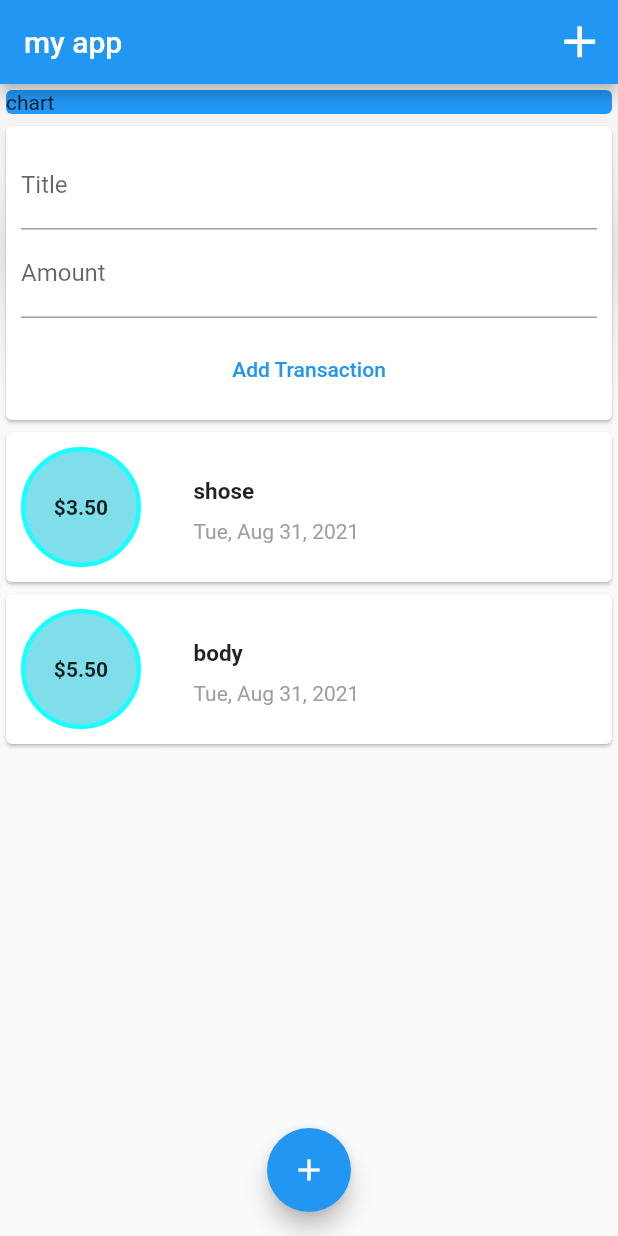
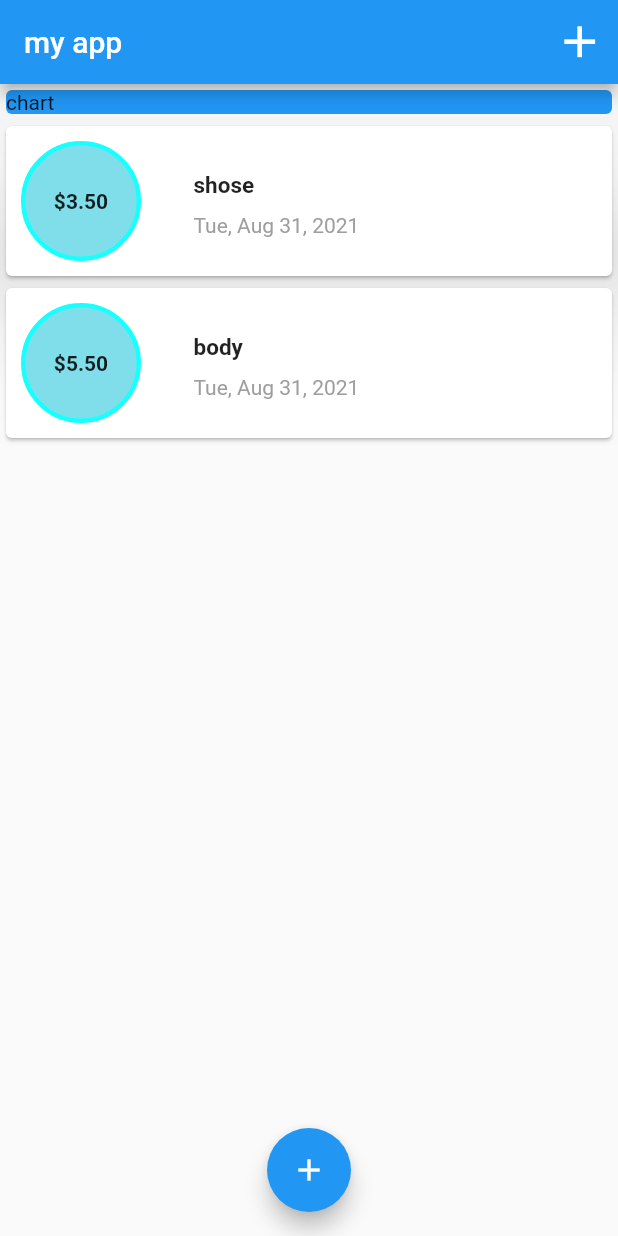
Before and after one commit to Musab-Al-omari/app-PersonalExpenses-Flutter, a Flutter app: the screen it shows after launch, on a phone screen of 412 x 824 dp. Run offline on Flutter 3.47's test engine with Material 2 defaults, Android fonts, the phone set to English and light mode, and no system bars.

Commit message:
some edits with widgt

```diff
--- a/lib/main.dart
+++ b/lib/main.dart
@@ -1,5 +1,7 @@
 import 'package:flutter/material.dart';
-import './widget/StateTransaction.dart';
+import './widget/NewTransaction.dart';
+import './widget/TransactionList.dart';
+import '../models/transaction.dart';
 
 void main() {
   runApp(MyApp());
@@ -15,7 +17,47 @@ class MyApp extends StatelessWidget {
   }
 }
 
-class MyHomePage extends StatelessWidget {
+class MyHomePage extends StatefulWidget {
+  @override
+  _MyHomePageState createState() => _MyHomePageState();
+}
+
+class _MyHomePageState extends State<MyHomePage> {
+  final List<Transaction> _userTransaction = [
+    Transaction(
+      id: 't1',
+      title: 'shose',
+      amount: 3.5,
+      date: DateTime.now(),
+    ),
+    Transaction(
+      id: 't2',
+      title: 'body',
+      amount: 5.5,
+      date: DateTime.now(),
+    )
+  ];
+
+  void _addNewTransaction(String titleText, double amountText) {
+    final NewTran = Transaction(
+        id: DateTime.now().toString(),
+        title: titleText,
+        amount: amountText,
+        date: DateTime.now());
+
+    setState(() {
+      _userTransaction.add(NewTran);
+    });
+  }
+
+  void _popTransaction(BuildContext contx) {
+    showModalBottomSheet(
+        context: contx,
+        builder: (_) {
+          return NewTransaction(_addNewTransaction);
+        });
+  }
+
   @override
   Widget build(BuildContext context) {
     return Scaffold(
@@ -36,7 +78,7 @@ class MyHomePage extends StatelessWidget {
             child: Container(width: double.infinity, child: Text('chart')),
             elevation: 50,
           ),
-          StateTransaction()
+          TransactionList(_userTransaction)
         ]),
       ),
       floatingActionButtonLocation: FloatingActionButtonLocation.centerFloat,
--- a/lib/widget/StateTransaction.dart
+++ /dev/null
@@ -1,48 +0,0 @@
-import 'package:flutter/material.dart';
-import './TransactionList.dart';
-import './NewTransaction.dart';
-import '../models/transaction.dart';
-
-class StateTransaction extends StatefulWidget {
-  @override
-  _StateTransactionState createState() => _StateTransactionState();
-}
-
-class _StateTransactionState extends State<StateTransaction> {
-  final List<Transaction> _userTransaction = [
-    Transaction(
-      id: 't1',
-      title: 'shose',
-      amount: 3.5,
-      date: DateTime.now(),
-    ),
-    Transaction(
-      id: 't2',
-      title: 'body',
-      amount: 5.5,
-      date: DateTime.now(),
-    )
-  ];
-
-  void _addNewTransaction(String titleText, double amountText) {
-    final NewTran = Transaction(
-        id: DateTime.now().toString(),
-        title: titleText,
-        amount: amountText,
-        date: DateTime.now());
-
-    setState(() {
-      _userTransaction.add(NewTran);
-    });
-  }
-
-  @override
-  Widget build(BuildContext context) {
-    return Column(
-      children: [
-        NewTransaction(_addNewTransaction),
-        TransactionList(_userTransaction),
-      ],
-    );
-  }
-}
```
